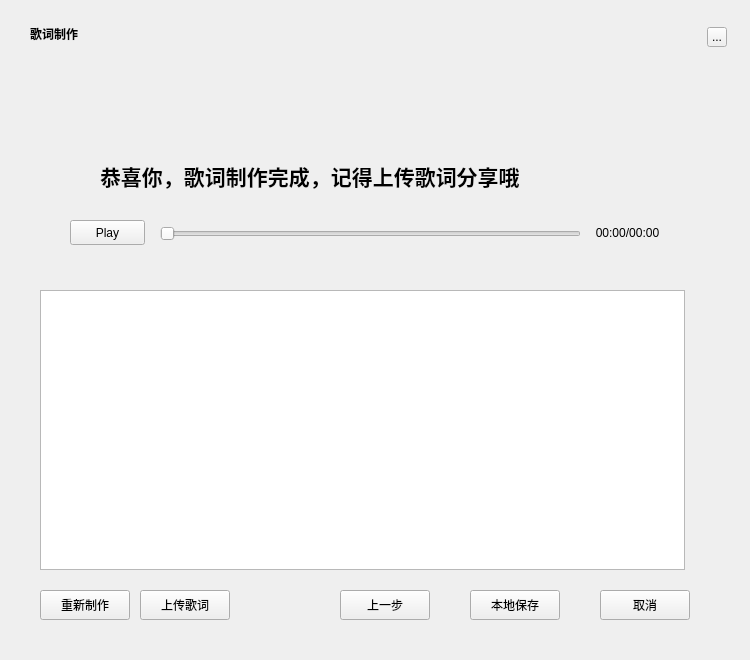
Old version of the form TTKCore/musicUi/musicLrcmanager/musiclrcmakerwidget.ui in the repository Greedysky/TTKMusicPlayer.
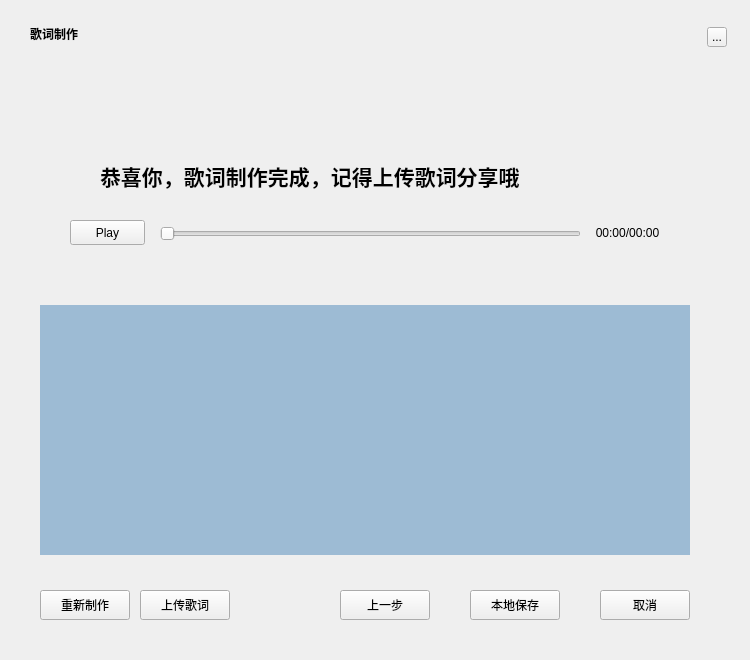
New version of the form. The open tabs and pages were chosen to show the change. Icons and pictures are not drawn. Custom widgets are drawn as their Qt base class.

Patch:
```diff
--- a/TTKCore/musicUi/musicLrcmanager/musiclrcmakerwidget.ui
+++ b/TTKCore/musicUi/musicLrcmanager/musiclrcmakerwidget.ui
@@ -779,15 +779,18 @@
       <string>取消</string>
      </property>
     </widget>
-    <widget class="QTableView" name="tableView_2">
+    <widget class="MusicLayoutAnimation" name="lrcViewer" native="true">
      <property name="geometry">
       <rect>
        <x>20</x>
-       <y>240</y>
-       <width>645</width>
-       <height>280</height>
+       <y>255</y>
+       <width>650</width>
+       <height>250</height>
       </rect>
      </property>
+     <property name="styleSheet">
+      <string notr="true">background:#9DBBD4;</string>
+     </property>
     </widget>
     <widget class="QPushButton" name="remakeButton_T">
      <property name="geometry">
@@ -921,6 +924,12 @@
    <extends>QSlider</extends>
    <header>musicclickedslider.h</header>
   </customwidget>
+  <customwidget>
+   <class>MusicLayoutAnimation</class>
+   <extends>QWidget</extends>
+   <header>musiclayoutanimation.h</header>
+   <container>1</container>
+  </customwidget>
  </customwidgets>
  <resources>
   <include location="../../../TTKQrc/MusicPlayer.qrc"/>
```
Left out of the diff: 2 changed lines with no effect on the pictures.
